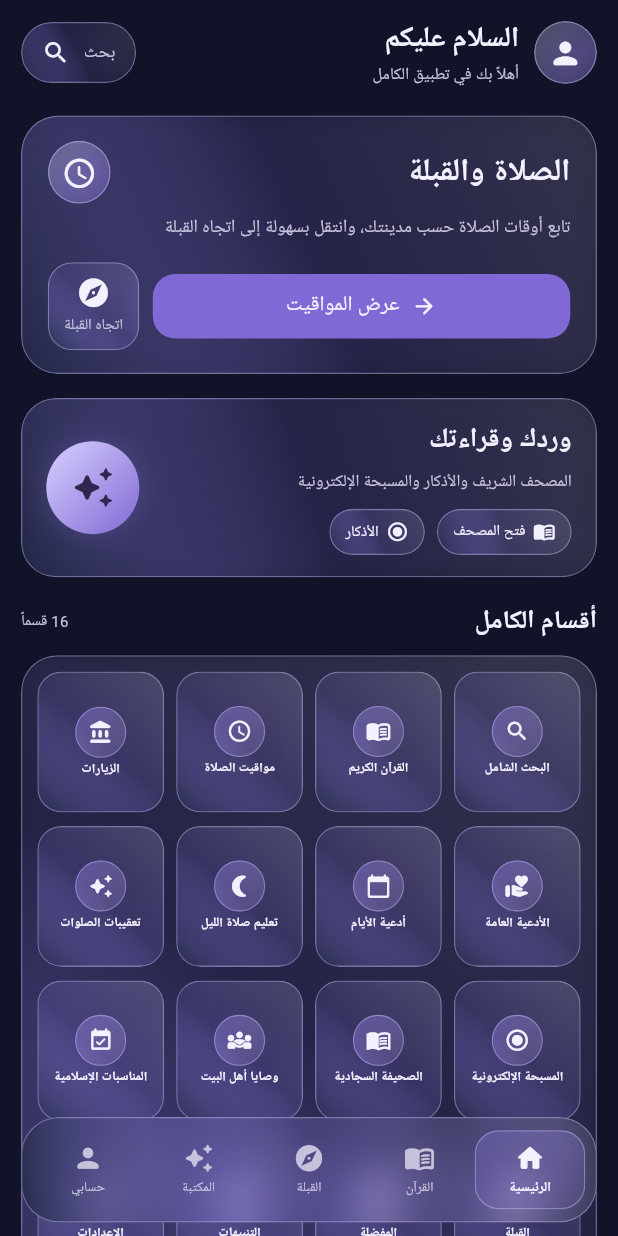
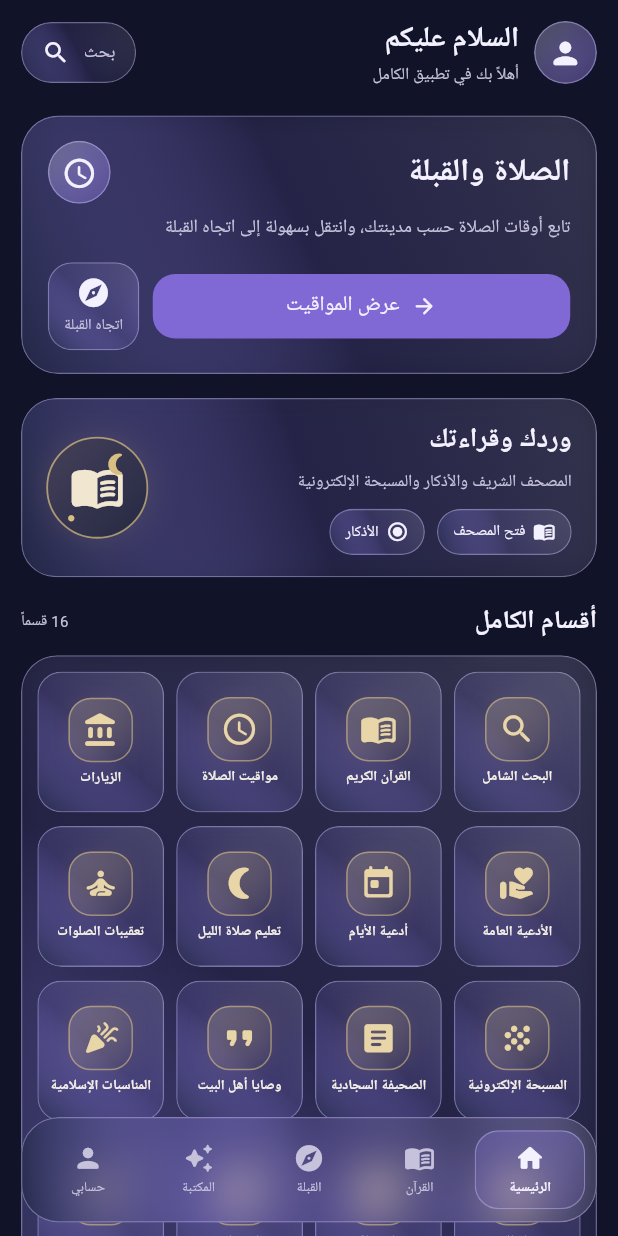
Before and after one commit to akaml7143-source/al-kamil, a Flutter app: the HomePage screen opened directly, on a phone screen of 412 x 824 dp. Run offline on Flutter 3.47's test engine with Material 3 defaults, Android fonts, the phone set to English and light mode, and no system bars; our stand-ins replace flutter_compass, material_ui, shared_preferences; missing offline and left inert: adhan_dart, qcf_quran_plus; accounts and stored records are empty.

Commit message:
Refine home icons with distinct warm ivory identities

```diff
--- a/lib/main.dart
+++ b/lib/main.dart
@@ -207,13 +207,13 @@ class HomePage extends StatelessWidget {
     _Section('مواقيت الصلاة', Icons.access_time_rounded),
     _Section('الزيارات', Icons.account_balance_rounded),
     _Section('الأدعية العامة', Icons.volunteer_activism_rounded),
-    _Section('أدعية الأيام', Icons.calendar_today_rounded),
+    _Section('أدعية الأيام', Icons.today_rounded),
     _Section('تعليم صلاة الليل', Icons.nightlight_round),
-    _Section('تعقيبات الصلوات', Icons.auto_awesome_rounded),
-    _Section('المسبحة الإلكترونية', Icons.radio_button_checked_rounded),
-    _Section('الصحيفة السجادية', Icons.menu_book_outlined),
-    _Section('وصايا أهل البيت', Icons.diversity_3_rounded),
-    _Section('المناسبات الإسلامية', Icons.event_available_rounded),
+    _Section('تعقيبات الصلوات', Icons.self_improvement_rounded),
+    _Section('المسبحة الإلكترونية', Icons.grain_rounded),
+    _Section('الصحيفة السجادية', Icons.article_rounded),
+    _Section('وصايا أهل البيت', Icons.format_quote_rounded),
+    _Section('المناسبات الإسلامية', Icons.celebration_rounded),
     _Section('القبلة', Icons.explore_rounded),
     _Section('المفضلة', Icons.bookmark_rounded),
     _Section('التنبيهات', Icons.notifications_active_rounded),
@@ -379,20 +379,43 @@ class HomePage extends StatelessWidget {
                               ),
                               const SizedBox(width: 8),
                               Container(
-                                width: 62,
-                                height: 62,
+                                width: 68,
+                                height: 68,
                                 decoration: BoxDecoration(
                                   shape: BoxShape.circle,
                                   gradient: const LinearGradient(
                                     begin: Alignment.topLeft,
                                     end: Alignment.bottomRight,
-                                    colors: [Color(0xFFD9D0FF), Color(0xFF8069D4)],
+                                    colors: [Color(0xFF45405A), Color(0xFF252943)],
+                                  ),
+                                  border: Border.all(
+                                    color: const Color(0xFFD8BE83).withValues(alpha: 0.72),
+                                    width: 1.2,
                                   ),
                                   boxShadow: [
-                                    BoxShadow(color: turquoise.withValues(alpha: 0.24), blurRadius: 18),
+                                    BoxShadow(
+                                      color: const Color(0xFFD8BE83).withValues(alpha: 0.13),
+                                      blurRadius: 18,
+                                      spreadRadius: 1,
+                                    ),
                                   ],
                                 ),
-                                child: const Icon(Icons.auto_awesome_rounded, color: Color(0xFF30264F), size: 30),
+                                child: const Stack(
+                                  alignment: Alignment.center,
+                                  children: [
+                                    Icon(Icons.menu_book_rounded, color: Color(0xFFF1E7D0), size: 37),
+                                    Positioned(
+                                      top: 9,
+                                      right: 12,
+                                      child: Icon(Icons.nightlight_round, color: Color(0xFFD8BE83), size: 17),
+                                    ),
+                                    Positioned(
+                                      bottom: 10,
+                                      left: 13,
+                                      child: Icon(Icons.circle, color: Color(0xFFD8BE83), size: 5),
+                                    ),
+                                  ],
+                                ),
                               ),
                             ],
                           ),
@@ -670,45 +693,56 @@ class _SectionTile extends StatelessWidget {
                   ),
                 ],
               ),
-              padding: const EdgeInsets.symmetric(horizontal: 2, vertical: 4),
+              padding: const EdgeInsets.symmetric(horizontal: 5, vertical: 7),
               child: Column(
                 mainAxisAlignment: MainAxisAlignment.center,
                 children: [
                   Container(
-                    width: compact ? 34 : 38,
-                    height: compact ? 34 : 38,
+                    width: compact ? 43 : 48,
+                    height: compact ? 43 : 48,
                     decoration: BoxDecoration(
-                      shape: BoxShape.circle,
-                      gradient: LinearGradient(
+                      borderRadius: BorderRadius.circular(15),
+                      gradient: const LinearGradient(
                         begin: Alignment.topLeft,
                         end: Alignment.bottomRight,
                         colors: [
-                          turquoise.withValues(alpha: 0.38),
-                          gold.withValues(alpha: 0.16),
+                          Color(0x35F1E7D0),
+                          Color(0x1FD8BE83),
+                          Color(0x222D3152),
                         ],
                       ),
                       border: Border.all(
-                        color: gold.withValues(alpha: 0.48),
-                        width: 0.7,
+                        color: const Color(0xFFD8BE83).withValues(alpha: 0.58),
+                        width: 1,
                       ),
+                      boxShadow: [
+                        BoxShadow(
+                          color: const Color(0xFFD8BE83).withValues(alpha: 0.10),
+                          blurRadius: 12,
+                          spreadRadius: 0.2,
+                        ),
+                      ],
                     ),
                     child: Icon(
                       section.icon,
-                      size: compact ? 17 : 19,
-                      color: ivory,
+                      size: compact ? 25 : 28,
+                      color: const Color(0xFFE8D5A8),
                     ),
                   ),
-                  SizedBox(height: compact ? 3 : 5),
-                  Text(
-                    section.title,
-                    textAlign: TextAlign.center,
-                    maxLines: 2,
-                    overflow: TextOverflow.ellipsis,
-                    style: TextStyle(
-                      color: ivory,
-                      fontSize: compact ? 8.5 : 9.2,
-                      fontWeight: FontWeight.w600,
-                      height: 1.2,
+                  SizedBox(height: compact ? 5 : 7),
+                  Padding(
+                    padding: const EdgeInsets.symmetric(horizontal: 1),
+                    child: Text(
+                      section.title,
+                      textAlign: TextAlign.center,
+                      maxLines: 2,
+                      overflow: TextOverflow.ellipsis,
+                      style: TextStyle(
+                        color: const Color(0xFFF4F0E7),
+                        fontSize: compact ? 9.2 : 10,
+                        fontWeight: FontWeight.w600,
+                        height: 1.25,
+                      ),
                     ),
                   ),
                 ],
```
